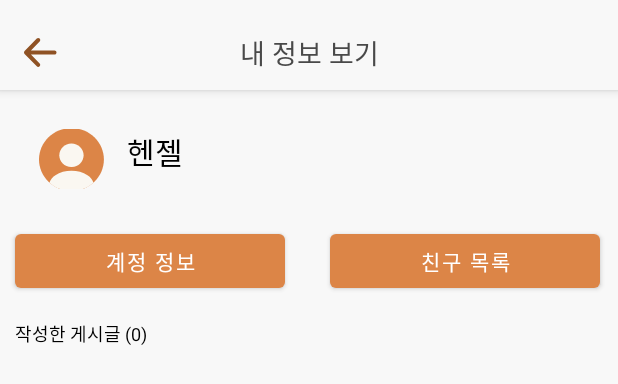
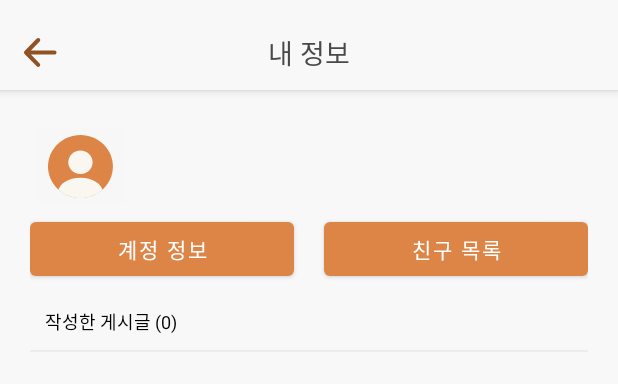
Before and after one commit to arty314/Broaf, an Android app: the layout fragment_myinfo.xml on its own in the app's theme, with its tools: preview values and no code run, on a phone screen of 412 x 824 dp. Shown: the top 384 px of the screen. Run offline under Robolectric (Android 15) with nearby library versions, the phone set to English and light mode, and no system bars.

Commit message:
UI 정리

```diff
--- a/app/src/main/res/layout/fragment_myinfo.xml
+++ b/app/src/main/res/layout/fragment_myinfo.xml
@@ -14,42 +14,46 @@
         android:layout_height="match_parent"
         android:elevation="10dp"
         android:orientation="vertical"
-        android:layout_marginTop="60dp"
+        android:layout_marginTop="80dp"
+        android:layout_marginHorizontal="20dp"
+        android:layout_marginBottom="100dp"
         >
         <!--post_viewer_background.xml는 포스트 뷰어의 테두리를 둥글게 하기 위한것. 컬러나 radius 값 조절해서 쓰면 됨.-->
         <LinearLayout
             android:layout_width="match_parent"
-            android:layout_height="70dp"
+            android:layout_height="wrap_content"
             android:orientation="horizontal">
 
             <ImageButton
                 android:id="@+id/profile_image"
-                android:layout_width="44dp"
-                android:layout_height="40dp"
-                android:layout_marginLeft="25dp"
-                android:layout_marginTop="26dp"
+                android:layout_width="wrap_content"
+                android:layout_height="wrap_content"
                 android:backgroundTint="#F7F7F7"
                 android:src="@drawable/profimg_default"
                 android:text="친구목록" />
             <LinearLayout
                 android:layout_width="match_parent"
-                android:layout_height="match_parent"
+                android:layout_height="wrap_content"
+                android:gravity="center_vertical"
+                android:layout_marginLeft="15dp"
                 android:orientation="vertical">
 
                 <TextView
                     android:id="@+id/myinfo_nickName"
                     android:layout_width="wrap_content"
                     android:layout_height="wrap_content"
-                    android:layout_marginLeft="15dp"
-                    android:layout_marginTop="26dp"
-                    android:text="헨젤"
+                    android:text="     "
                     android:textColor="#000000"
+                    android:fontFamily="@font/notosanskrbold"
                     android:textSize="20dp" />
                 <TextView
                     android:id="@+id/myinfo_email"
                     android:layout_width="match_parent"
                     android:layout_height="wrap_content"
-                    android:layout_marginLeft="16dp"/>
+                    android:layout_marginBottom="10dp"
+                    android:text="    "
+                    android:textColor="@color/top_nav_text"
+                    android:layout_marginTop="5dp"/>
             </LinearLayout>
 
         </LinearLayout>
@@ -61,19 +65,19 @@
 
             <Button
                 android:id="@+id/btn_to_account_info"
-                android:layout_width="180dp"
+                android:layout_width="wrap_content"
                 android:layout_height="wrap_content"
-                android:layout_marginLeft="10dp"
-                android:layout_marginTop="20dp"
-                android:text="계정 정보" />
+                android:layout_marginRight="20dp"
+                android:layout_weight="1"
+                android:text="계정 정보"
+                />
 
             <Button
                 android:id="@+id/FriendListButton"
-                android:layout_width="180dp"
+                android:layout_width="wrap_content"
                 android:layout_height="wrap_content"
                 android:layout_gravity="top|end"
-                android:layout_marginTop="20dp"
-                android:layout_marginLeft="30dp"
+                android:layout_weight="1"
                 android:text="친구 목록" />
         </LinearLayout>
         <TextView
@@ -85,6 +89,12 @@
             android:textSize="12dp"
             android:layout_marginTop="15dp"
             android:layout_marginLeft="10dp"/>
+        <View
+            android:layout_width="match_parent"
+            android:layout_height="1dp"
+            android:background="@color/light_gray"
+            android:layout_marginVertical="10dp"
+            />
         <RelativeLayout
             android:layout_width="match_parent"
             android:layout_height="match_parent"
@@ -121,7 +131,7 @@
             android:layout_height="wrap_content"
             android:layout_gravity="center"
             android:textSize="18sp"
-            android:text="내 정보 보기"
+            android:text="내 정보"
             android:fontFamily="@font/notosanskrbold"
             android:textColor="@color/top_nav_text"
             />
--- a/app/src/main/res/layout/fragment_notice.xml
+++ b/app/src/main/res/layout/fragment_notice.xml
@@ -41,7 +41,7 @@
             android:layout_height="wrap_content"
             android:layout_gravity="center"
             android:textSize="18sp"
-            android:text="알림"
+            android:text="공지 목록"
             android:fontFamily="@font/notosanskrbold"
             android:textColor="@color/top_nav_text"
             /><!--
--- a/app/src/main/res/menu/bottom_nav_menu.xml
+++ b/app/src/main/res/menu/bottom_nav_menu.xml
@@ -4,7 +4,7 @@
     <item
         android:id="@+id/notice"
         android:icon="@drawable/noti_none"
-        android:title="알림" />
+        android:title="공지" />
 
 
     <item
```
Also changed, not shown: app/src/main/java/com/example/broaf/HomeFragment.java (+36 -33 lines).
